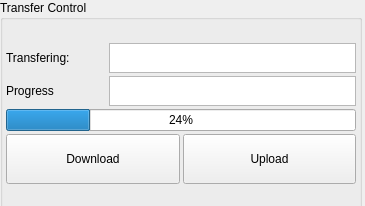
The window that bank-view/frontbanktransfer.ui (smandyscom/front-base-widget) describes before a commit, drawn with Qt 5.
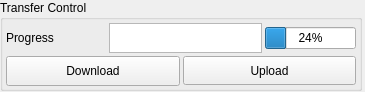
The same window after the commit.

Diff of the .ui file:
```diff
--- a/bank-view/frontbanktransfer.ui
+++ b/bank-view/frontbanktransfer.ui
@@ -7,7 +7,7 @@
     <x>0</x>
     <y>0</y>
     <width>365</width>
-    <height>206</height>
+    <height>92</height>
    </rect>
   </property>
   <property name="sizePolicy">
@@ -25,7 +25,7 @@
      <x>0</x>
      <y>0</y>
      <width>362</width>
-     <height>211</height>
+     <height>91</height>
     </rect>
    </property>
    <property name="title">
@@ -49,47 +49,14 @@
     </property>
     <item>
      <layout class="QVBoxLayout" name="verticalLayout">
-      <item>
-       <layout class="QHBoxLayout" name="horizontalLayoutTransfer">
-        <item>
-         <widget class="QLabel" name="label">
-          <property name="sizePolicy">
-           <sizepolicy hsizetype="Preferred" vsizetype="Preferred">
-            <horstretch>0</horstretch>
-            <verstretch>0</verstretch>
-           </sizepolicy>
-          </property>
-          <property name="minimumSize">
-           <size>
-            <width>100</width>
-            <height>0</height>
-           </size>
-          </property>
-          <property name="maximumSize">
-           <size>
-            <width>200</width>
-            <height>100</height>
-           </size>
-          </property>
-          <property name="text">
-           <string>Transfering:</string>
-          </property>
-         </widget>
-        </item>
-        <item>
-         <widget class="QTextBrowser" name="textBrowserDataBlockSelection">
-          <property name="maximumSize">
-           <size>
-            <width>16777215</width>
-            <height>30</height>
-           </size>
-          </property>
-         </widget>
-        </item>
-       </layout>
-      </item>
+      <property name="spacing">
+       <number>3</number>
+      </property>
       <item>
        <layout class="QHBoxLayout" name="horizontalLayoutProgress">
+        <property name="spacing">
+         <number>3</number>
+        </property>
         <item>
          <widget class="QLabel" name="label_2">
           <property name="sizePolicy">
@@ -107,7 +74,7 @@
           <property name="maximumSize">
            <size>
             <width>200</width>
-            <height>100</height>
+            <height>25</height>
            </size>
           </property>
           <property name="text">
@@ -117,6 +84,12 @@
         </item>
         <item>
          <widget class="QTextBrowser" name="textBrowserProgress">
+          <property name="sizePolicy">
+           <sizepolicy hsizetype="Preferred" vsizetype="Preferred">
+            <horstretch>0</horstretch>
+            <verstretch>0</verstretch>
+           </sizepolicy>
+          </property>
           <property name="maximumSize">
            <size>
             <width>16777215</width>
@@ -125,29 +98,35 @@
           </property>
          </widget>
         </item>
+        <item>
+         <widget class="QProgressBar" name="progressBar">
+          <property name="value">
+           <number>24</number>
+          </property>
+         </widget>
+        </item>
        </layout>
       </item>
-      <item>
-       <widget class="QProgressBar" name="progressBar">
-        <property name="value">
-         <number>24</number>
-        </property>
-       </widget>
-      </item>
       <item>
        <layout class="QHBoxLayout" name="horizontalLayout">
         <item>
          <widget class="QPushButton" name="pushButtonDownload">
+          <property name="sizePolicy">
+           <sizepolicy hsizetype="Preferred" vsizetype="Preferred">
+            <horstretch>0</horstretch>
+            <verstretch>0</verstretch>
+           </sizepolicy>
+          </property>
           <property name="minimumSize">
            <size>
             <width>0</width>
-            <height>50</height>
+            <height>30</height>
            </size>
           </property>
           <property name="maximumSize">
            <size>
             <width>16777215</width>
-            <height>50</height>
+            <height>30</height>
            </size>
           </property>
           <property name="toolTip">
@@ -160,16 +139,22 @@
         </item>
         <item>
          <widget class="QPushButton" name="pushButtonUpload">
+          <property name="sizePolicy">
+           <sizepolicy hsizetype="Preferred" vsizetype="Preferred">
+            <horstretch>0</horstretch>
+            <verstretch>0</verstretch>
+           </sizepolicy>
+          </property>
           <property name="minimumSize">
            <size>
             <width>0</width>
-            <height>50</height>
+            <height>25</height>
            </size>
           </property>
           <property name="maximumSize">
            <size>
             <width>16777215</width>
-            <height>50</height>
+            <height>30</height>
            </size>
           </property>
           <property name="toolTip">
```
